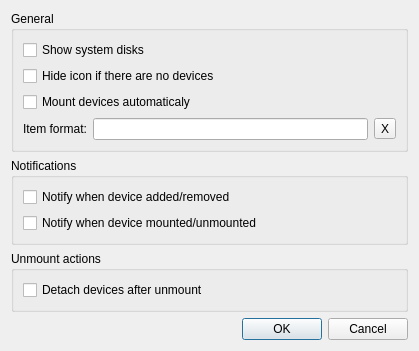
Above: src/settingsdialog.ui from limansky/tinymount before the change. Below: the same form after it.
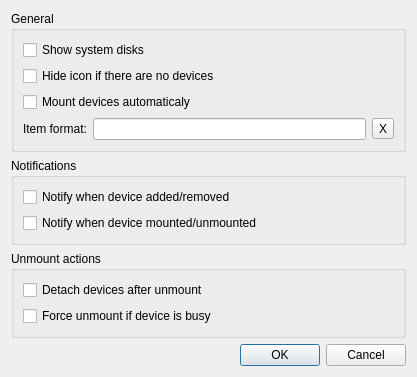
That is the form after the change.

Commit message: Start to implement forced unmount.

```diff
--- a/src/settingsdialog.ui
+++ b/src/settingsdialog.ui
@@ -6,8 +6,8 @@
    <rect>
     <x>0</x>
     <y>0</y>
-    <width>419</width>
-    <height>328</height>
+    <width>417</width>
+    <height>326</height>
    </rect>
   </property>
   <property name="windowTitle">
@@ -118,6 +118,13 @@
         </property>
        </widget>
       </item>
+      <item>
+       <widget class="QCheckBox" name="useForce">
+        <property name="text">
+         <string>Force unmount if device is busy</string>
+        </property>
+       </widget>
+      </item>
      </layout>
     </widget>
    </item>
```
The commit also changes 10 other files.
